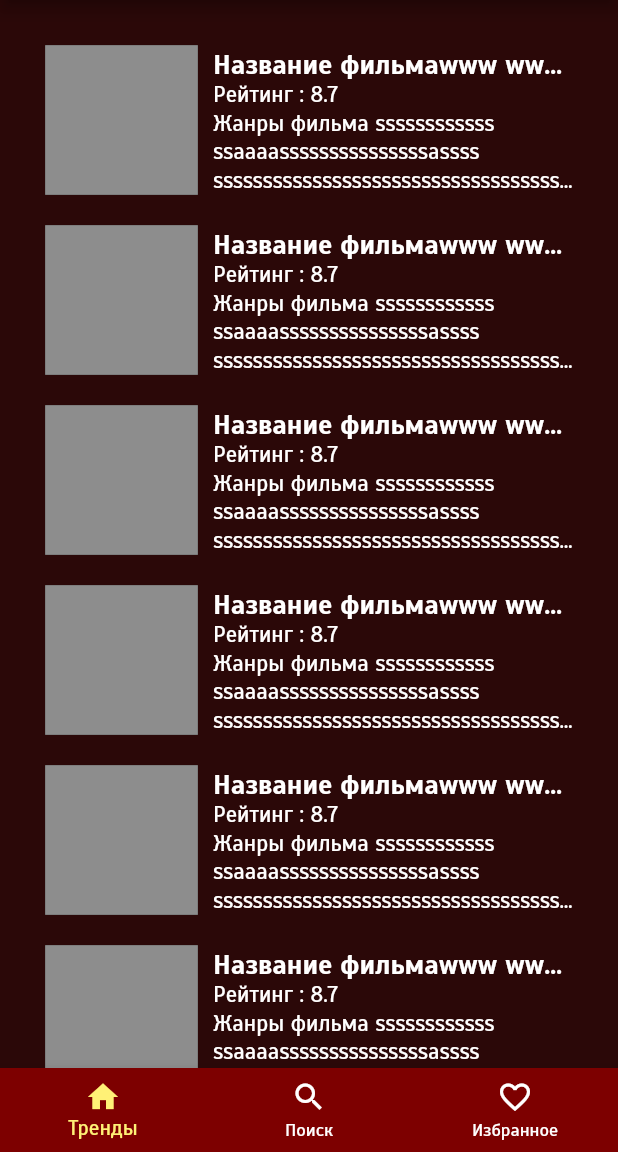
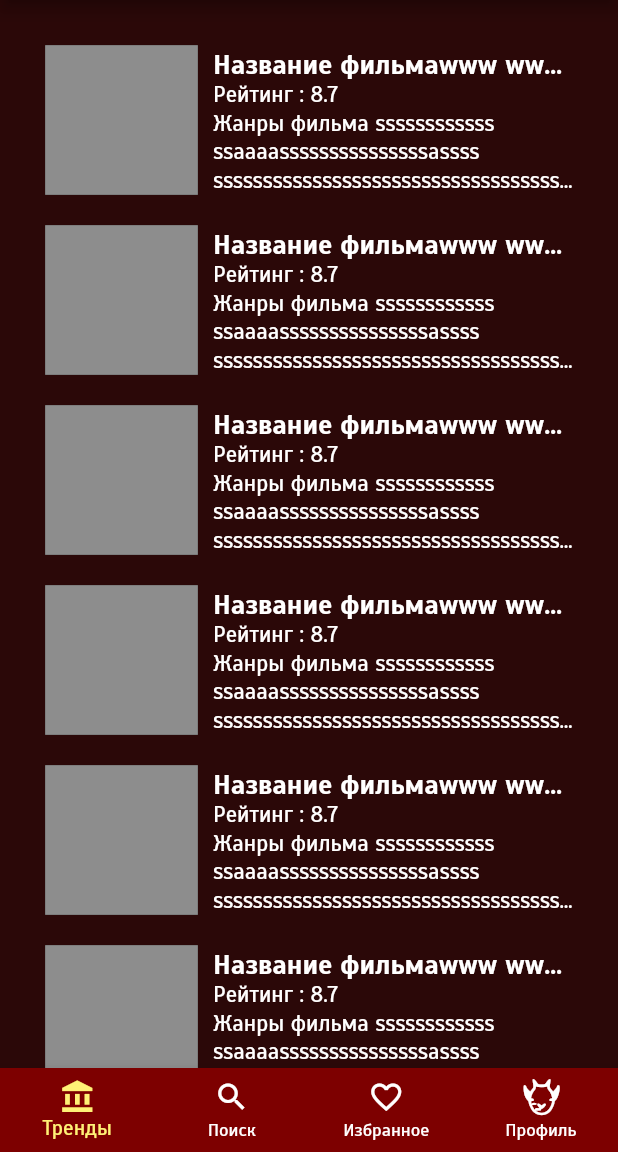
Before and after one commit to YusaMiyoto/cinema-monster-layout, a Flutter app: the HomeScreen screen opened directly, on a phone screen of 412 x 824 dp, the part 84-1236 px from its top. Run offline on Flutter 3.47's test engine with Material 2 defaults, Android fonts, the phone set to English and light mode, and no system bars; our stand-ins replace flutter_svg.

```diff
--- /dev/null
+++ b/lib/demon_icons.dart
@@ -0,0 +1,24 @@
+/// Flutter icons Demon
+/// Copyright (C) 2022 by original authors @ fluttericon.com, fontello.com
+/// This font was generated by FlutterIcon.com, which is derived from Fontello.
+///
+/// To use this font, place it in your fonts/ directory and include the
+/// following in your pubspec.yaml
+///
+/// flutter:
+///   fonts:
+///    - family:  Demon
+///      fonts:
+///       - asset: fonts/Demon.ttf
+///
+///
+///
+import 'package:flutter/widgets.dart';
+
+class Demon {
+  Demon._();
+
+  static const _kFontFam = 'Demon';
+
+  static const IconData vector = IconData(0xe800, fontFamily: _kFontFam);
+}
--- a/lib/homeScreen.dart
+++ b/lib/homeScreen.dart
@@ -1,4 +1,6 @@
 import 'package:flutter/material.dart';
+import 'package:flutter_svg/flutter_svg.dart';
+import 'package:verstka/demon_icons.dart';
 
 class HomeScreen extends StatelessWidget {
   @override
@@ -11,14 +13,16 @@ class HomeScreen extends StatelessWidget {
           leading: IconButton(onPressed: () => {}, icon: const Icon(Icons.info_outline)),
         ),
         bottomNavigationBar: BottomNavigationBar(
+          type: BottomNavigationBarType.fixed,
           currentIndex: 0,
           backgroundColor: const Color.fromRGBO(125, 0, 0, 1),
           selectedItemColor: Colors.yellow[300],
           unselectedItemColor: Colors.white,
           items: const [
-            BottomNavigationBarItem(icon: Icon(Icons.home), label: 'Тренды'),
+            BottomNavigationBarItem(icon: Icon(Icons.account_balance), label: 'Тренды'),
             BottomNavigationBarItem(icon: Icon(Icons.search), label: 'Поиск'),
-            BottomNavigationBarItem(icon: Icon(Icons.favorite_border), label: 'Избранное')
+            BottomNavigationBarItem(icon: Icon(Icons.favorite_border), label: 'Избранное'),
+            BottomNavigationBarItem(icon: Icon(Demon.vector), label: 'Профиль'),
           ],
         ),
         body: Container(
--- a/lib/main.dart
+++ b/lib/main.dart
@@ -1,4 +1,5 @@
 import 'package:flutter/material.dart';
+import 'ProfileScreen.dart';
 import 'searchScreen.dart';
 import 'aboutDevelopersScreen.dart';
 import 'detailedViewScreen.dart';
@@ -20,7 +21,7 @@ class MyApp extends StatelessWidget {
                   onPrimary: Colors.white,
                   textStyle: TextStyle(fontSize: 16))),*/
       ),
-      home: DetailedViewScreen(),
+      home: HomeScreen(),
     );
   }
 }
--- a/pubspec.yaml
+++ b/pubspec.yaml
@@ -100,3 +100,6 @@ flutter:
     - family: RuslanDisplay
       fonts:
         - asset: assets/fonts/RuslanDisplay-Regular.ttf
+    - family: Demon
+      fonts:
+        - asset: assets/icons/Demon.ttf
```
Also changed, not shown: lib/ProfileScreen.dart (added, +50 -0 lines), assets/icons/Demon.ttf (added).
